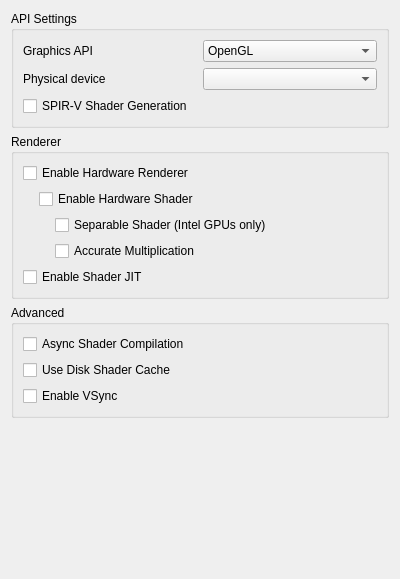
yodaluca23/citra, file src/citra_qt/configuration/configure_graphics.ui: the form before one commit.
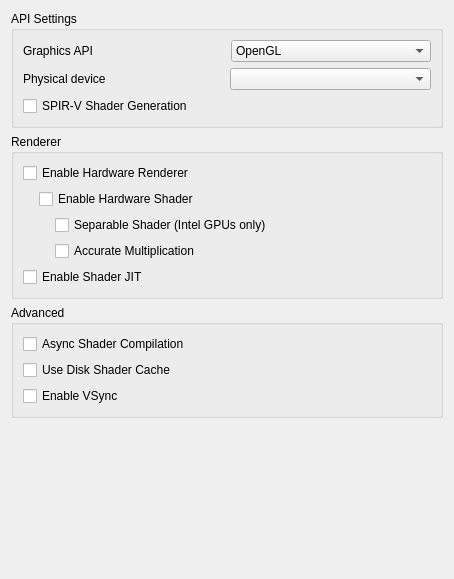
The form after the commit.

Commit message:
citra_qt: Fix per-game graphics api option
* This was a pain to implement due to the sheer amount of combinations. I hope there aren't any bugs...

Patch:
```diff
--- a/src/citra_qt/configuration/configure_graphics.ui
+++ b/src/citra_qt/configuration/configure_graphics.ui
@@ -6,7 +6,7 @@
    <rect>
     <x>0</x>
     <y>0</y>
-    <width>400</width>
+    <width>454</width>
     <height>579</height>
    </rect>
   </property>
@@ -27,7 +27,23 @@
      </property>
      <layout class="QVBoxLayout" name="verticalLayout_3">
       <item>
-       <layout class="QHBoxLayout" name="horizontalLayout">
+       <widget class="QWidget" name="graphics_api_group" native="true">
+        <layout class="QHBoxLayout" name="graphics_api_group_2">
+         <property name="spacing">
+          <number>7</number>
+         </property>
+         <property name="leftMargin">
+          <number>0</number>
+         </property>
+         <property name="topMargin">
+          <number>0</number>
+         </property>
+         <property name="rightMargin">
+          <number>0</number>
+         </property>
+         <property name="bottomMargin">
+          <number>0</number>
+         </property>
         <item>
          <widget class="QLabel" name="graphics_api_label">
           <property name="text">
@@ -55,9 +71,23 @@
          </widget>
         </item>
        </layout>
+       </widget>
       </item>
       <item>
-       <layout class="QHBoxLayout" name="horizontalLayout_3">
+       <widget class="QWidget" name="physical_device_group" native="true">
+        <layout class="QHBoxLayout" name="physical_device_group_2">
+         <property name="leftMargin">
+          <number>0</number>
+         </property>
+         <property name="topMargin">
+          <number>0</number>
+         </property>
+         <property name="rightMargin">
+          <number>0</number>
+         </property>
+         <property name="bottomMargin">
+          <number>0</number>
+         </property>
         <item>
          <widget class="QLabel" name="physical_device_label">
           <property name="text">
@@ -69,6 +99,7 @@
          <widget class="QComboBox" name="physical_device_combo"/>
         </item>
        </layout>
+       </widget>
       </item>
       <item>
        <widget class="QCheckBox" name="spirv_shader_gen">
```
Lines whose indentation alone changed are shown as unchanged. The commit also changes 5 other files.
